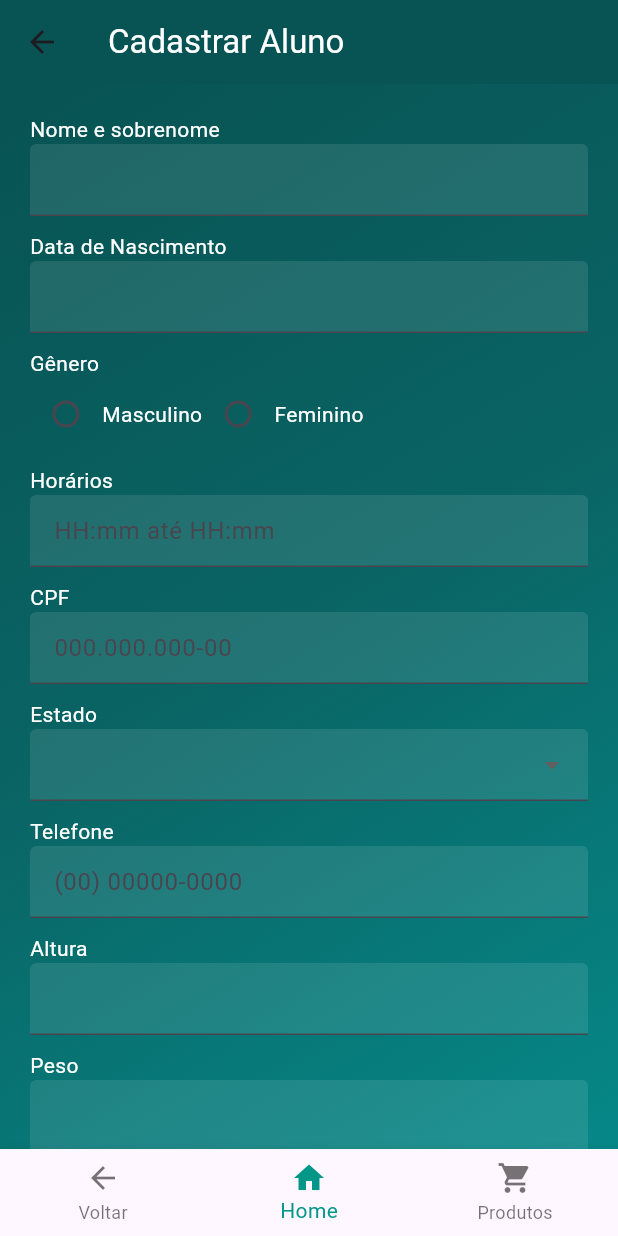
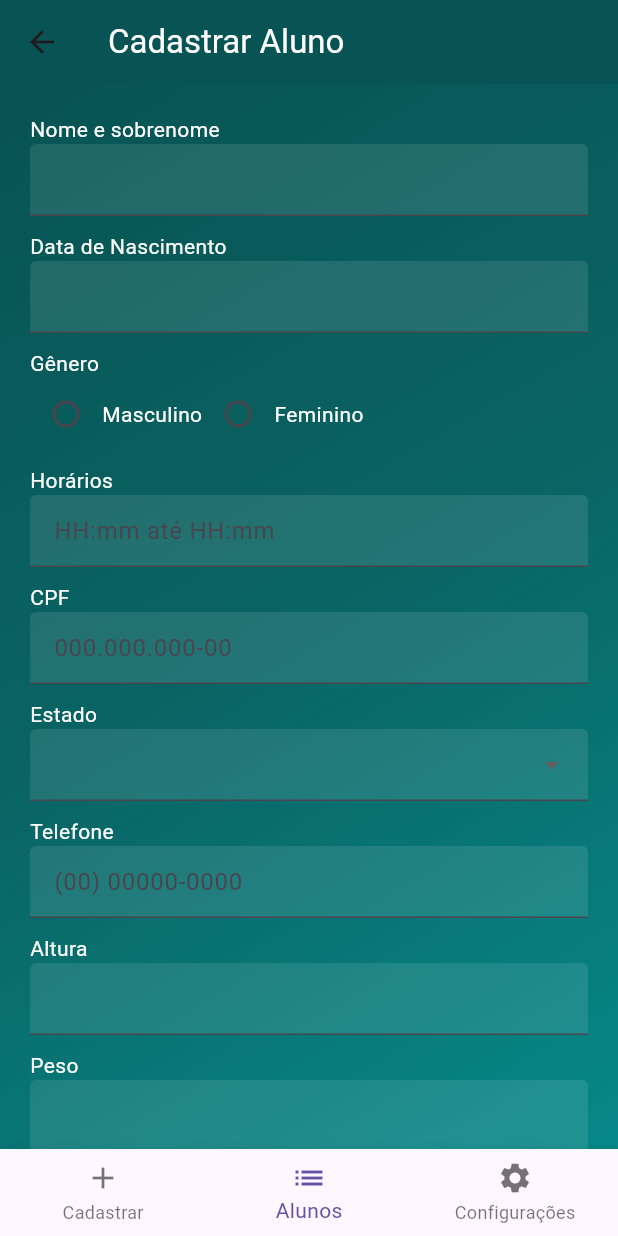
Before and after one commit to Marco-Antonio-2003/Projeto-em-Flutter-FitConnect, a Flutter app: the CadastrarAlunoPage screen opened directly, on a phone screen of 412 x 824 dp. Run offline on Flutter 3.47's test engine with Material 3 defaults, Android fonts, the phone set to English and light mode, and no system bars; our stand-ins replace flutter_masked_text2, shared_preferences; missing offline and left inert: mongo_dart; accounts and stored records are empty.

```diff
--- a/lib/pages/aluno/aluno_inicial.dart
+++ b/lib/pages/aluno/aluno_inicial.dart
@@ -147,7 +147,6 @@ class _AlunoInicialPageState extends State<AlunoInicialPage> {
           'Olá, ${widget.nomeAluno}',
           style: TextStyle(color: Colors.white),
         ),
-        iconTheme: IconThemeData(color: Colors.white), // Cor dos ícones
       ),
       body: Container(
         decoration: BoxDecoration(
@@ -304,7 +303,6 @@ void main() {
     theme: ThemeData(
       appBarTheme: const AppBarTheme(
         color: Colors.black87,
-        iconTheme: IconThemeData(color: Colors.white), // Cor dos ícones no tema
       ),
     ),
   ));
--- a/lib/pages/professor/cadastrar_aluno.dart
+++ b/lib/pages/professor/cadastrar_aluno.dart
@@ -1,8 +1,8 @@
+import 'dart:convert';
 import 'package:flutter/material.dart';
 import 'package:flutter/services.dart';
 import 'package:flutter_masked_text2/flutter_masked_text2.dart';
 import 'package:shared_preferences/shared_preferences.dart';
-import 'dart:convert';
 
 class CadastrarAlunoPage extends StatefulWidget {
   final String? nomeProfessor;
@@ -279,30 +279,34 @@ class _CadastrarAlunoPageState extends State<CadastrarAlunoPage>
               SizedBox(height: 20),
               ElevatedButton(
                 onPressed: _cadastrarAluno,
-                child: Text('Cadastrar Aluno'),
+                child: Text('Cadastrar'),
+                style: ElevatedButton.styleFrom(
+                  foregroundColor: Colors.teal,
+                  backgroundColor: Colors.white,
+                  padding: const EdgeInsets.symmetric(vertical: 15),
+                ),
               ),
             ],
           ),
         ),
       ),
       bottomNavigationBar: BottomNavigationBar(
-        items: const <BottomNavigationBarItem>[
+        currentIndex: _bottomNavBarIndex,
+        onTap: _onBottomNavBarTapped,
+        items: [
           BottomNavigationBarItem(
-            icon: Icon(Icons.arrow_back),
-            label: 'Voltar',
+            icon: Icon(Icons.add),
+            label: 'Cadastrar',
           ),
           BottomNavigationBarItem(
-            icon: Icon(Icons.home),
-            label: 'Home',
+            icon: Icon(Icons.list),
+            label: 'Alunos',
           ),
           BottomNavigationBarItem(
-            icon: Icon(Icons.shopping_cart),
-            label: 'Produtos',
+            icon: Icon(Icons.settings),
+            label: 'Configurações',
           ),
         ],
-        currentIndex: _bottomNavBarIndex,
-        selectedItemColor: Colors.teal,
-        onTap: _onBottomNavBarTapped,
       ),
     );
   }
```
Also changed, not shown: lib/pages/aluno/aluno_login.dart (+6 -2 lines), lib/pages/produtos/tela1.dart (+7 -4 lines), lib/pages/professor/estoque_prof.dart (+12 -3 lines), lib/pages/professor/professor_login_page.dart (+2 -11 lines).
